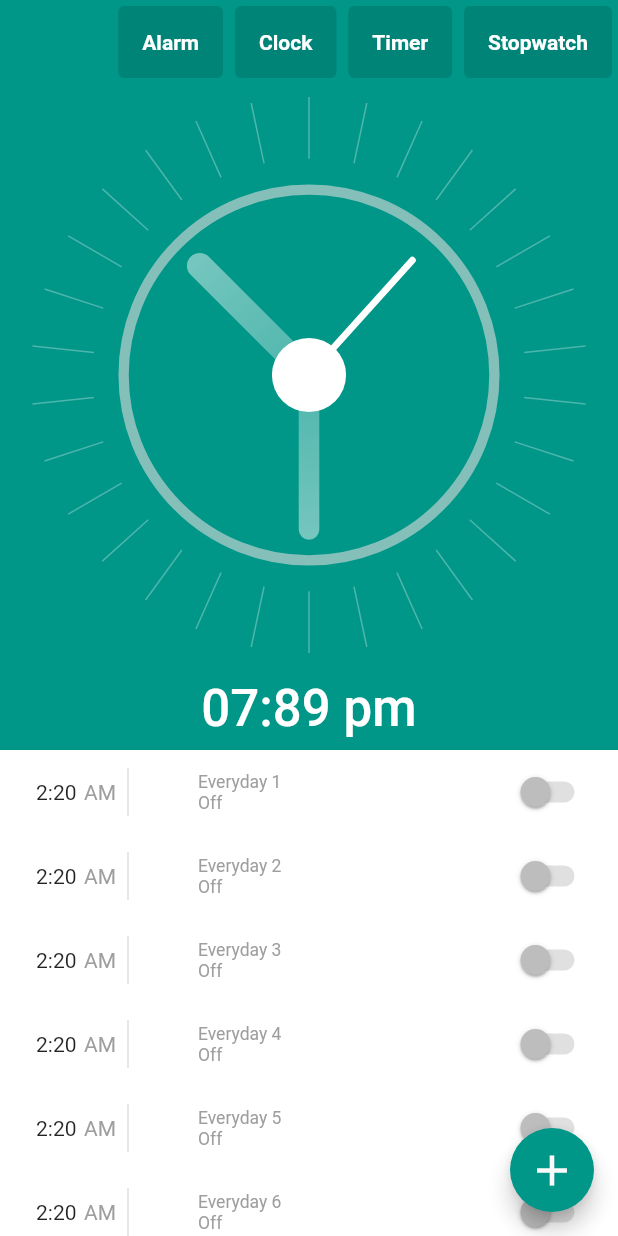
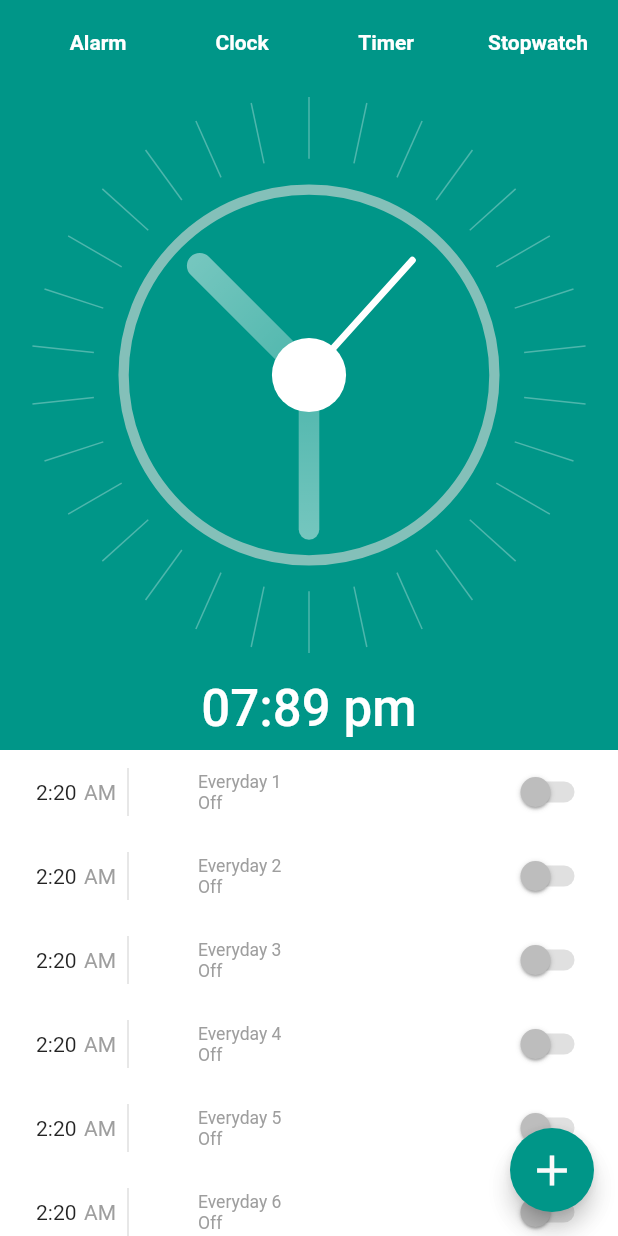
Before and after one commit to ZainNaqvi/Alarm-Flutter-App-SQFLITE, a Flutter app: the screen it shows after launch, on a phone screen of 412 x 824 dp. Run offline on Flutter 3.47's test engine with Material 2 defaults, Android fonts, the light colour scheme and no system bars.

Commit message:
added screens buttons and the home Screen and the home Screen 2 images to the images folder

```diff
--- a/lib/screens/home.dart
+++ b/lib/screens/home.dart
@@ -108,9 +108,10 @@ class HomeScreen extends StatelessWidget {
   Padding appbarButtons({required String title}) {
     return Padding(
       padding: const EdgeInsets.all(4.0),
-      child: ElevatedButton(
-        style: ,
-        onPressed: null,
+      child: MaterialButton(
+        onPressed: () {
+          print('clicked');
+        },
         child: Text(
           title,
           style: TextStyle(
```
Also changed, not shown: myimages/homeScreen.jpeg (deleted), myimages/homeScreen.jpg (added), myimages/homeScreen2.jpg (added).
